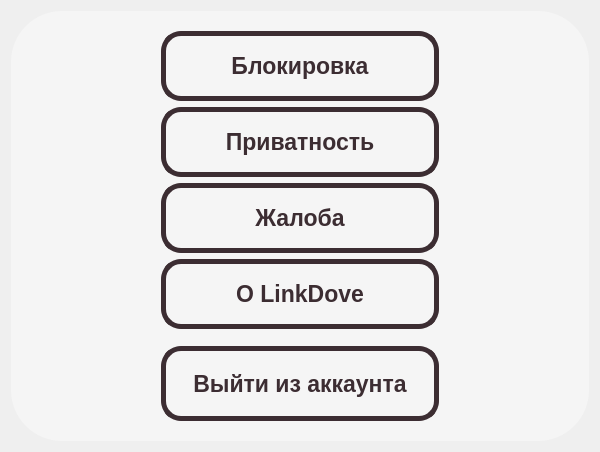
ElizavetaPa17/LinkDove, file lab3/LinkDove/settingwidget.ui: the form before one commit.
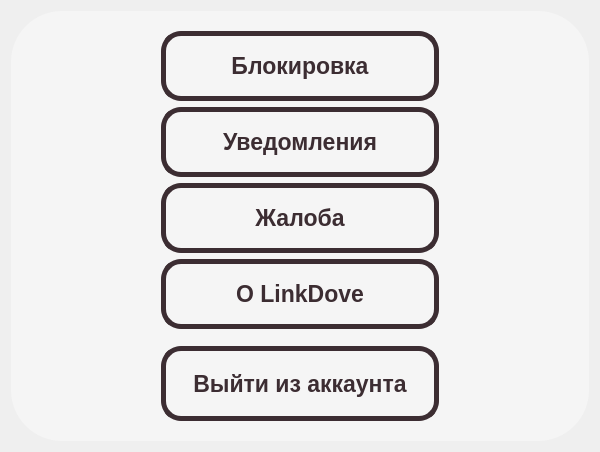
The form after the commit.

```diff
--- a/lab3/LinkDove/settingwidget.ui
+++ b/lab3/LinkDove/settingwidget.ui
@@ -116,7 +116,7 @@
 }</string>
         </property>
         <property name="text">
-         <string>Приватность</string>
+         <string>Уведомления</string>
         </property>
        </widget>
       </item>
```
Left out of the diff: 2 changed lines with no effect on the pictures.
